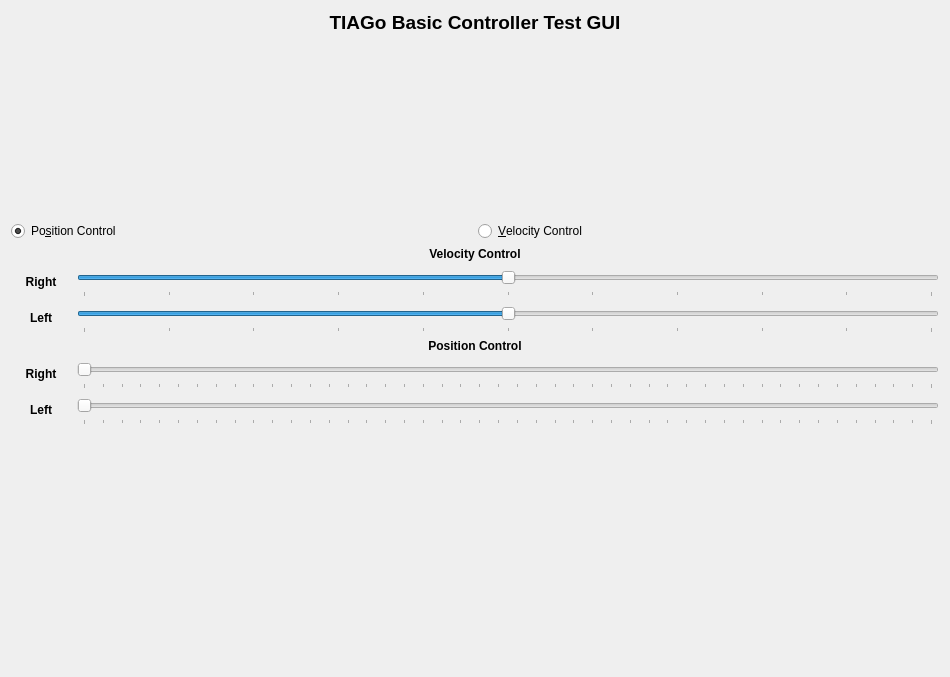
llach/tiago_basic_controllers, file src/tiago_basic_controllers/control_gui.ui: the form before one commit.
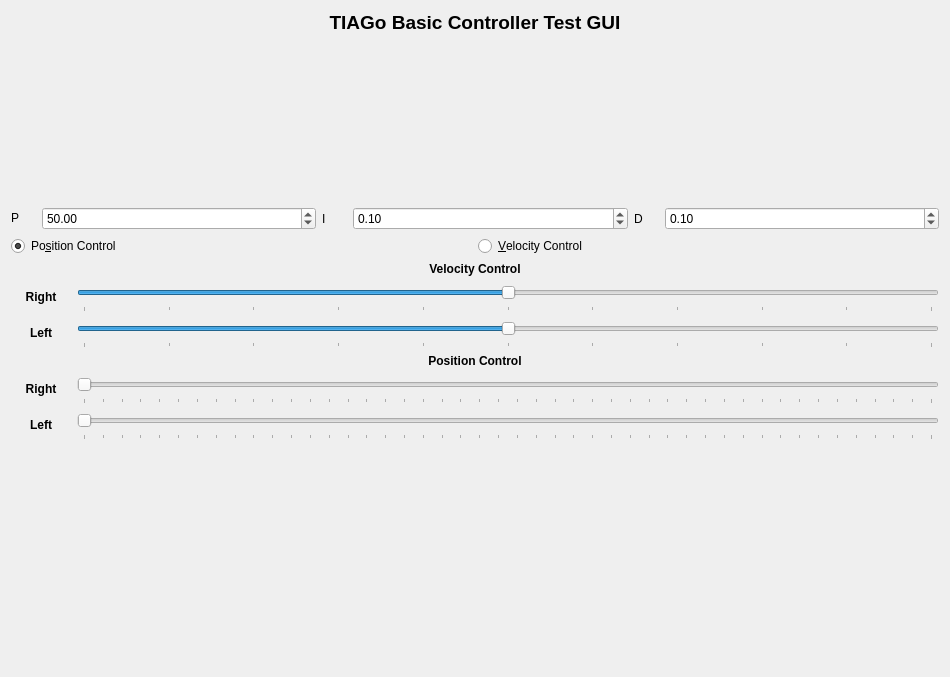
The form after the commit.

The edit to the form file:
```diff
--- a/src/tiago_basic_controllers/control_gui.ui
+++ b/src/tiago_basic_controllers/control_gui.ui
@@ -42,6 +42,88 @@
        </property>
       </spacer>
      </item>
+     <item>
+      <layout class="QHBoxLayout" name="horizontalLayout_9">
+       <item>
+        <widget class="QLabel" name="label_7">
+         <property name="maximumSize">
+          <size>
+           <width>25</width>
+           <height>16777215</height>
+          </size>
+         </property>
+         <property name="text">
+          <string>&lt;html&gt;&lt;head/&gt;&lt;body&gt;&lt;p&gt;P&lt;/p&gt;&lt;/body&gt;&lt;/html&gt;</string>
+         </property>
+        </widget>
+       </item>
+       <item>
+        <widget class="QDoubleSpinBox" name="spin_p">
+         <property name="maximum">
+          <double>500.000000000000000</double>
+         </property>
+         <property name="singleStep">
+          <double>1.000000000000000</double>
+         </property>
+         <property name="value">
+          <double>50.000000000000000</double>
+         </property>
+        </widget>
+       </item>
+       <item>
+        <widget class="QLabel" name="label_8">
+         <property name="maximumSize">
+          <size>
+           <width>25</width>
+           <height>16777215</height>
+          </size>
+         </property>
+         <property name="text">
+          <string>I</string>
+         </property>
+        </widget>
+       </item>
+       <item>
+        <widget class="QDoubleSpinBox" name="spin_i">
+         <property name="maximum">
+          <double>20.000000000000000</double>
+         </property>
+         <property name="singleStep">
+          <double>0.010000000000000</double>
+         </property>
+         <property name="value">
+          <double>0.100000000000000</double>
+         </property>
+        </widget>
+       </item>
+       <item>
+        <widget class="QLabel" name="label_9">
+         <property name="maximumSize">
+          <size>
+           <width>25</width>
+           <height>16777215</height>
+          </size>
+         </property>
+         <property name="text">
+          <string>D</string>
+         </property>
+        </widget>
+       </item>
+       <item>
+        <widget class="QDoubleSpinBox" name="spin_d">
+         <property name="maximum">
+          <double>20.000000000000000</double>
+         </property>
+         <property name="singleStep">
+          <double>0.010000000000000</double>
+         </property>
+         <property name="value">
+          <double>0.100000000000000</double>
+         </property>
+        </widget>
+       </item>
+      </layout>
+     </item>
      <item>
       <layout class="QHBoxLayout" name="horizontalLayout_7">
        <item>
```
